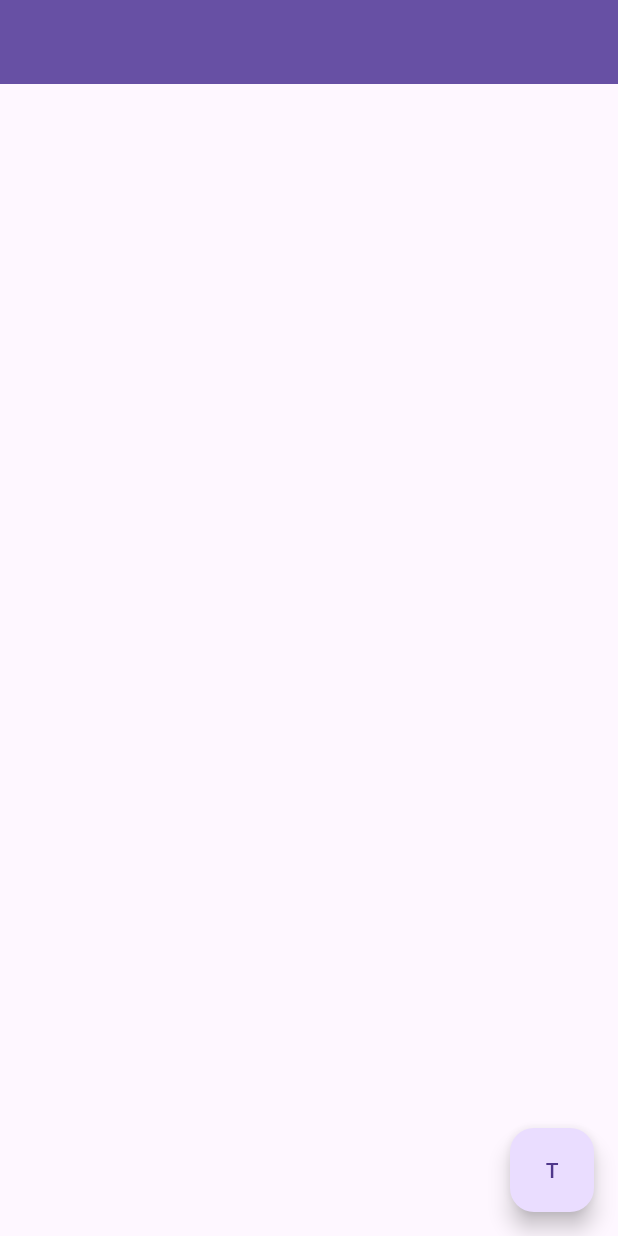
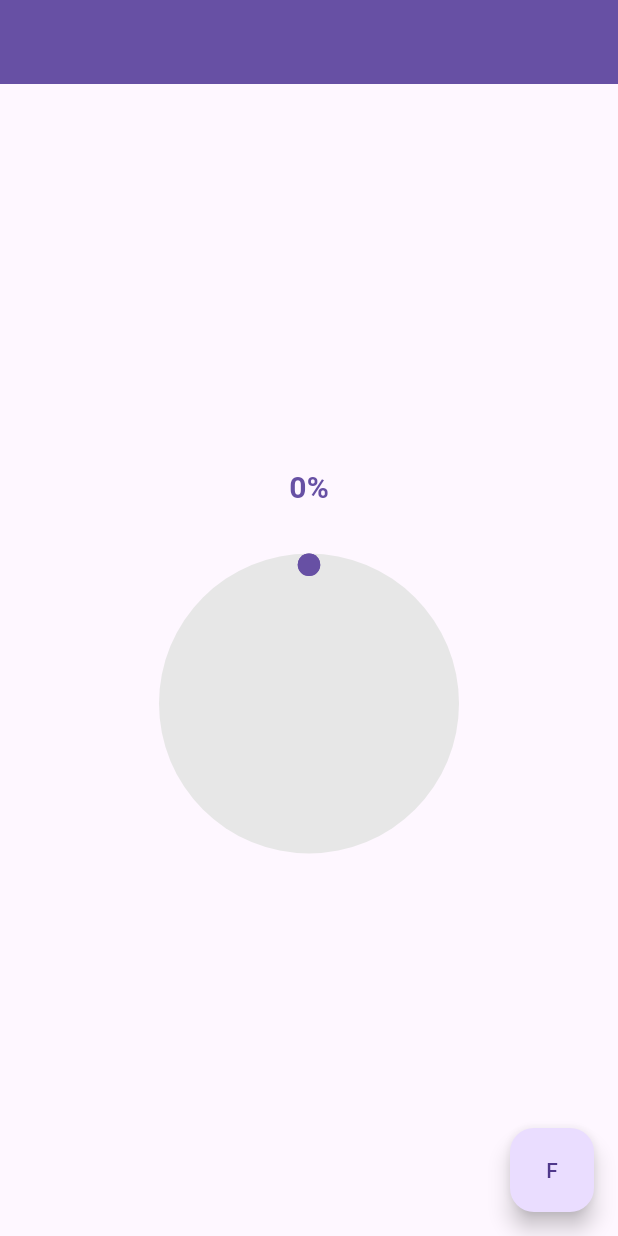
Before and after one commit to LJS0817/study, a Flutter app: the screen it shows after launch, on a phone screen of 412 x 824 dp. Run offline on Flutter 3.47's test engine with Material 3 defaults, Android fonts, the phone set to English and light mode, and no system bars; our stand-ins replace flutter_animate.

```diff
--- a/lib/home.dart
+++ b/lib/home.dart
@@ -1,15 +1,46 @@
 import 'dart:async';
-import 'dart:developer';
 
 import 'package:flutter/material.dart';
 import 'package:flutter_animate/flutter_animate.dart';
 import 'package:provider/provider.dart';
-import 'package:study/knowledge/Circle.dart';
+import 'package:study/knowledge/ProgressBar.dart';
 import 'package:study/knowledge/define.dart';
 
+class Home extends StatefulWidget {
+  Home({super.key});
 
-class Home extends StatelessWidget {
-  const Home({super.key});
+
+  @override
+  State<Home> createState() => _HomeState();
+}
+
+class _HomeState extends State<Home> with SingleTickerProviderStateMixin {
+
+  late AnimationController _controller;
+  late Animation<double> ani;
+
+  @override
+  void initState() {
+    super.initState();
+
+    _controller = AnimationController(
+      vsync: this,
+      duration: const Duration(seconds: 4),
+    );
+
+    ani = Tween(begin: 0.0, end: 1.toDouble()).animate(_controller)
+      ..addListener(() {
+        Provider.of<Define>(context, listen: false).Progressing(ani.value);
+      })
+      ..addStatusListener((status) {
+        if (status == AnimationStatus.completed) {
+          _controller.repeat();
+        } else if (status == AnimationStatus.dismissed) {
+          _controller.forward();
+        }
+      });
+
+  }
 
   @override
   Widget build(BuildContext context) {
@@ -18,28 +49,23 @@ class Home extends StatelessWidget {
       appBar: AppBar(
         backgroundColor: Theme.of(context).colorScheme.primary,
       ),
-      body: Center(
-        child: Consumer<Define>(
-          builder: (context, value, child) => CustomPaint(
-            painter: Circle(define.getProgress()),
-            size: const Size(200, 200),
-          ),
-        ),
-      ),
+      body: ProgressBar_Circle(ani.value),
       floatingActionButton: FloatingActionButton(
         onPressed: () {
           define.Activate();
           Timer.periodic(200.milliseconds, (timer) {
             if(!define.Enable) {
               timer.cancel();
+              _controller.stop();
             } else {
-              define.Progressing();
+              _controller.forward();
+              // define.Progressing();
             }
           }
           );
         },
         child: Text(
-          "T",
+          "F",
         ),
       ),
     );
--- a/lib/knowledge/Circle.dart
+++ b/lib/knowledge/Circle.dart
@@ -1,8 +1,5 @@
 import 'package:flutter/material.dart';
-import 'package:provider/provider.dart';
 import 'dart:math' as math;
-
-import 'package:study/knowledge/define.dart';
 
 class Circle extends CustomPainter {
   double _value = 0;
--- /dev/null
+++ b/lib/knowledge/ProgressBar.dart
@@ -0,0 +1,92 @@
+import 'package:flutter/material.dart';
+import 'package:provider/provider.dart';
+import 'package:study/knowledge/Circle.dart';
+import 'package:study/knowledge/define.dart';
+import 'dart:math' as math;
+
+class ProgressBar_Circle extends StatelessWidget {
+  ProgressBar_Circle(double progress, {super.key}) {
+    _value = progress;
+  }
+
+  double _value = 0;
+
+  @override
+  Widget build(BuildContext context) {
+    Define define = Provider.of<Define>(context);
+    return Column(
+      mainAxisAlignment: MainAxisAlignment.center,
+      children: [
+        Text(
+          "${(define.getProgress()*100).round()}%\n",
+          style: TextStyle(
+            fontSize: 20,
+            fontWeight: FontWeight.bold,
+            color: Theme.of(context).colorScheme.primary,
+          ),
+        ),
+        Center(
+            child: Stack(
+              alignment: Alignment.center,
+              children: [
+                Positioned(
+                  child: Container(
+                    width: 200,
+                    height: 200,
+                    decoration: BoxDecoration(
+                      color: const Color(0xFFE7E7E7),
+                      borderRadius: BorderRadius.circular(100),
+                    ),
+                  ),
+                ),
+                Positioned(
+                  child: Consumer<Define>(
+                    builder: (context, value, child) => CustomPaint(
+                      painter: Circle(_value),
+                      size: const Size(200, 200),
+                    ),
+                  ),
+                ),
+                Positioned(
+                  child: Container(
+                    width: 170,
+                    height: 170,
+                    decoration: BoxDecoration(
+                      color: const Color(0xFFE7E7E7),
+                      borderRadius: BorderRadius.circular(100),
+                    ),
+                  ),
+                ),
+                Positioned(
+                  child: Transform.translate(
+                    offset: Offset(92.5 * math.cos(3 * math.pi / 2), 92.5 * math.sin(3 * math.pi / 2)),
+                    child: Container(
+                      width: 15,
+                      height: 15,
+                      decoration: BoxDecoration(
+                        borderRadius: BorderRadius.circular(100),
+                        color: Theme.of(context).colorScheme.primary,
+                      ),
+                    ),
+                  ),
+                ),
+                Positioned(
+                  child: Transform.translate(
+                    offset: Offset(92.5 * math.cos(3 * math.pi / 2 + (math.pi * 2 * define.getProgress())), 92.5 * math.sin(3 * math.pi / 2 + (math.pi * 2 * define.getProgress()))),
+                    child: Container(
+                      width: 15,
+                      height: 15,
+                      decoration: BoxDecoration(
+                        borderRadius: BorderRadius.circular(100),
+                        color: Theme.of(context).colorScheme.primary,
+                      ),
+                    ),
+                  ),
+                ),
+              ],
+            )
+        ),
+      ],
+    );
+  }
+}
--- a/lib/knowledge/define.dart
+++ b/lib/knowledge/define.dart
@@ -1,3 +1,4 @@
+import 'dart:developer';
 import 'dart:ui';
 
 import 'package:flutter/material.dart';
@@ -13,11 +14,8 @@ class Define extends ChangeNotifier {
     notifyListeners();
   }
 
-  void Progressing() {
-    _progress = lerpDouble(0, 0.5, 0.01)!;
-    if(_progress > 1.00) {
-      _progress = 0;
-    }
+  void Progressing(double value) {
+    _progress = value;
     notifyListeners();
   }
 
--- a/lib/main.dart
+++ b/lib/main.dart
@@ -1,5 +1,3 @@
-import 'dart:developer';
-
 import 'package:flutter/material.dart';
 import 'package:provider/provider.dart';
 import 'package:study/home.dart';
```
